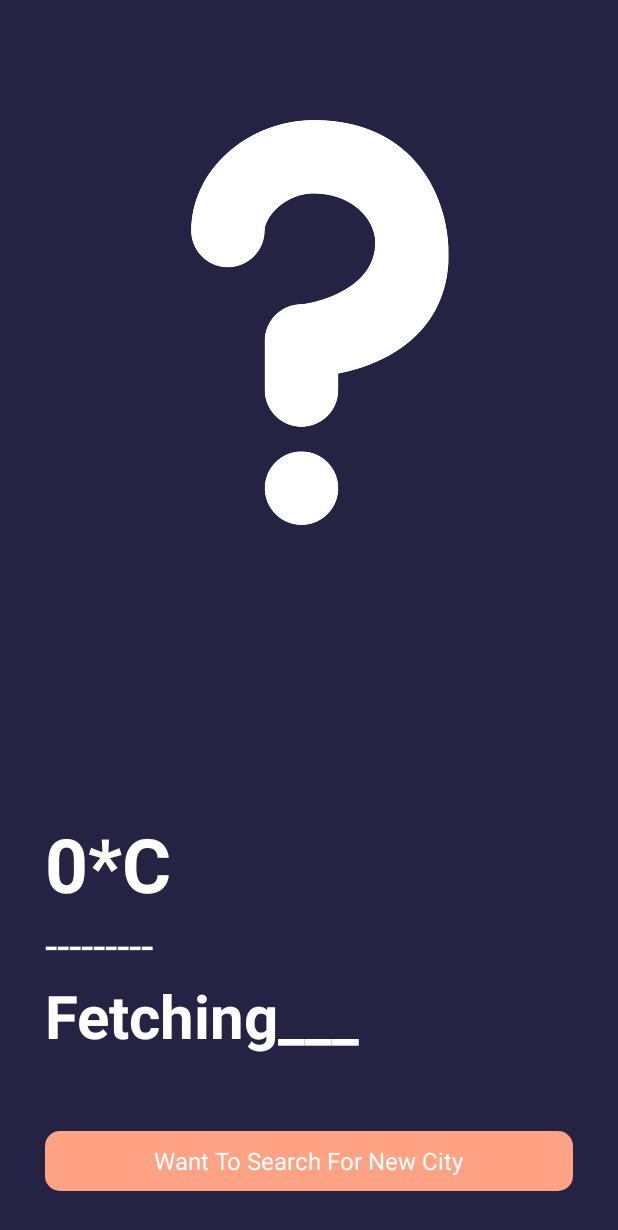
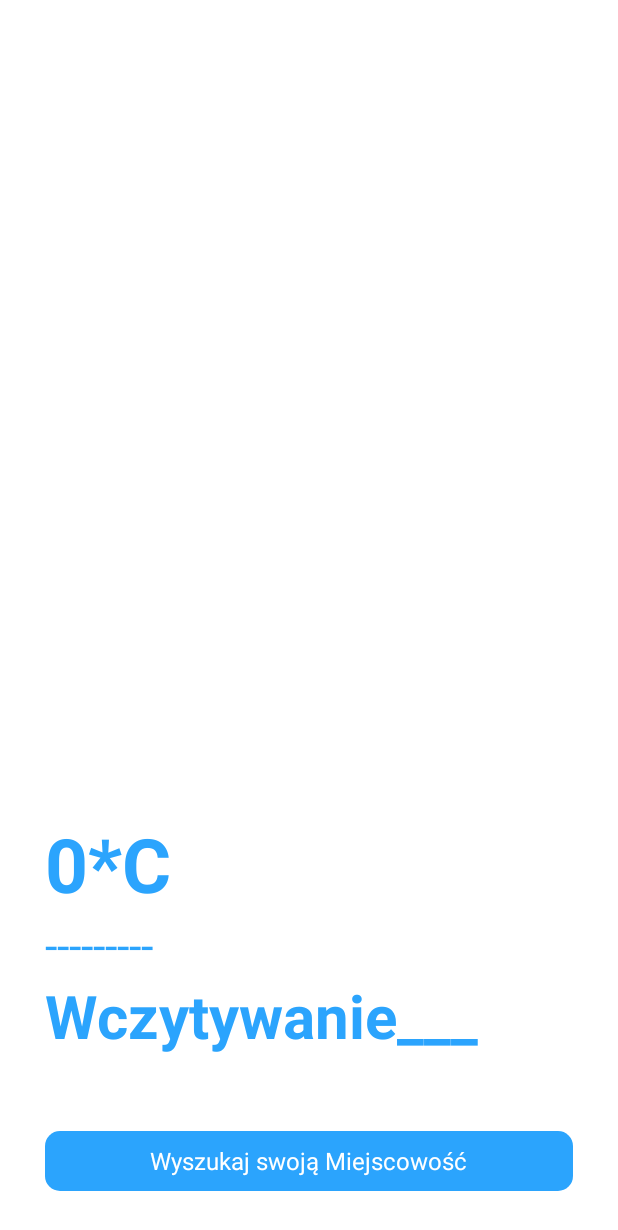
Before and after one commit to Rolfer150/reposprojekt, an Android app: the layout activity_main4.xml on its own in the app's theme, with its tools: preview values and no code run, on a phone screen of 412 x 824 dp. Shown: the top 1230 px of the screen. Run offline under Robolectric (Android 15) with nearby library versions, the phone set to English and light mode, and no system bars.

Commit message:
Projekt - pogoda v3

```diff
--- a/app/build.gradle
+++ b/app/build.gradle
@@ -40,5 +40,7 @@ dependencies {
     implementation 'com.karumi:dexter:6.2.3'
     implementation 'com.google.gms:google-services:4.3.10'
 
+    implementation 'com.android.volley:volley:1.2.1'
+    implementation 'com.google.android.gms:play-services-location:18.0.0'
     implementation 'com.loopj.android:android-async-http:1.4.11'
 }
--- a/app/src/main/java/com/example/aplikacjatreningowa/MainActivity4.java
+++ b/app/src/main/java/com/example/aplikacjatreningowa/MainActivity4.java
@@ -52,7 +52,7 @@ public class MainActivity4 extends AppCompatActivity {
     @Override
     protected void onCreate(Bundle savedInstanceState) {
         super.onCreate(savedInstanceState);
-        setContentView(R.layout.activity_main);
+        setContentView(R.layout.activity_main4);
 
         weatherState = findViewById(R.id.weatherCondition);
         Temperature = findViewById(R.id.temperature);
--- a/app/src/main/java/com/example/aplikacjatreningowa/cityFinder.java
+++ b/app/src/main/java/com/example/aplikacjatreningowa/cityFinder.java
@@ -31,7 +31,7 @@ public class cityFinder extends AppCompatActivity {
             @Override
             public boolean onEditorAction(TextView v, int actionId, KeyEvent event) {
                 String newCity= editText.getText().toString();
-                Intent intent=new Intent(cityFinder.this,MainActivity.class);
+                Intent intent=new Intent(cityFinder.this,MainActivity4.class);
                 intent.putExtra("City",newCity);
                 startActivity(intent);
 
--- a/app/src/main/res/drawable-v24/buttondesign.xml
+++ b/app/src/main/res/drawable-v24/buttondesign.xml
@@ -6,5 +6,5 @@
     >
 
 </corners>
-    <solid android:color="#ffa384"></solid>
+    <solid android:color="@color/blue1"></solid>
 </shape>
--- a/app/src/main/res/layout/activity_main4.xml
+++ b/app/src/main/res/layout/activity_main4.xml
@@ -4,16 +4,15 @@
     xmlns:tools="http://schemas.android.com/tools"
     android:layout_width="match_parent"
     android:layout_height="match_parent"
-    android:background="#242343"
+    android:background="@color/white"
     tools:context=".MainActivity4">
 
 
   <ImageView
+      android:id="@+id/weatherIcon"
       android:layout_width="match_parent"
       android:layout_height="270dp"
-        android:id="@+id/weatherIcon"
-        android:src="@drawable/finding"
-        android:layout_marginTop="80dp">
+      android:layout_marginTop="50dp">
 
   </ImageView>
 
@@ -32,7 +31,7 @@
         android:paddingStart="30dp"
         android:textSize="50sp"
         android:textStyle="bold"
-            android:textColor="#ffffff"
+        android:textColor="@color/blue1"
         android:text="0*C">
 
     </TextView>
@@ -44,7 +43,7 @@
         android:layout_height="wrap_content"
         android:id="@+id/weatherCondition"
         android:textSize="30sp"
-            android:textColor="#ffffff"
+        android:textColor="@color/blue1"
         android:text="---------"
         android:paddingStart="30sp">
 
@@ -55,9 +54,9 @@
         android:id="@+id/cityName"
         android:textStyle="bold"
         android:textSize="40sp"
-            android:text="Fetching___"
+        android:text="Wczytywanie___"
         android:paddingStart="30sp"
-            android:textColor="#ffffff">
+        android:textColor="@color/blue1">
 
     </TextView>
 
@@ -78,8 +77,8 @@
     <TextView
         android:layout_width="wrap_content"
         android:layout_height="wrap_content"
-            android:text="Want To Search For New City"
-            android:textColor="#ffffff"
+        android:text="Wyszukaj swoją Miejscowość"
+        android:textColor="@color/white"
         android:layout_centerInParent="true"
         android:textSize="16sp" />
 
```
Also changed, not shown: app/src/main/AndroidManifest.xml (+6 -6 lines), app/src/main/res/layout/activity_city_finder.xml (+10 -10 lines), app/src/main/res/drawable-v24/cloudy.png (added), app/src/main/res/drawable-v24/fog.png (added), app/src/main/res/drawable-v24/lightrain.png (added), app/src/main/res/drawable-v24/overcast.png (added), app/src/main/res/drawable-v24/shower.png (added), app/src/main/res/drawable-v24/snow1.png (added), app/src/main/res/drawable-v24/snow2.png (added), app/src/main/res/drawable-v24/sunny.png (added), app/src/main/res/drawable-v24/thunderstorm1.png (added), app/src/main/res/drawable-v24/thunderstorm2.png (added). Lines whose indentation alone changed are shown as unchanged.
